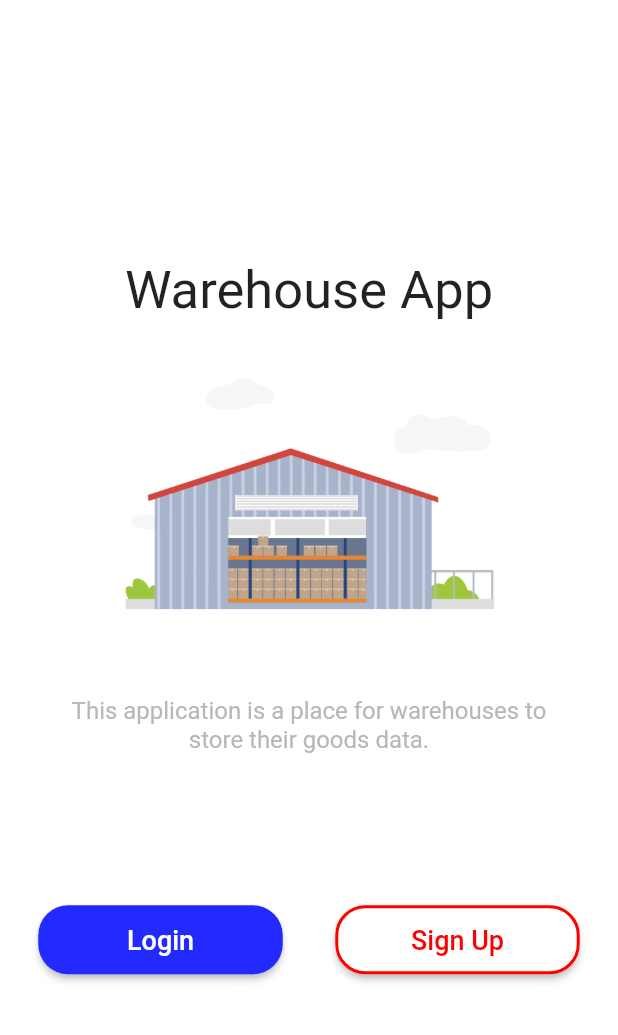
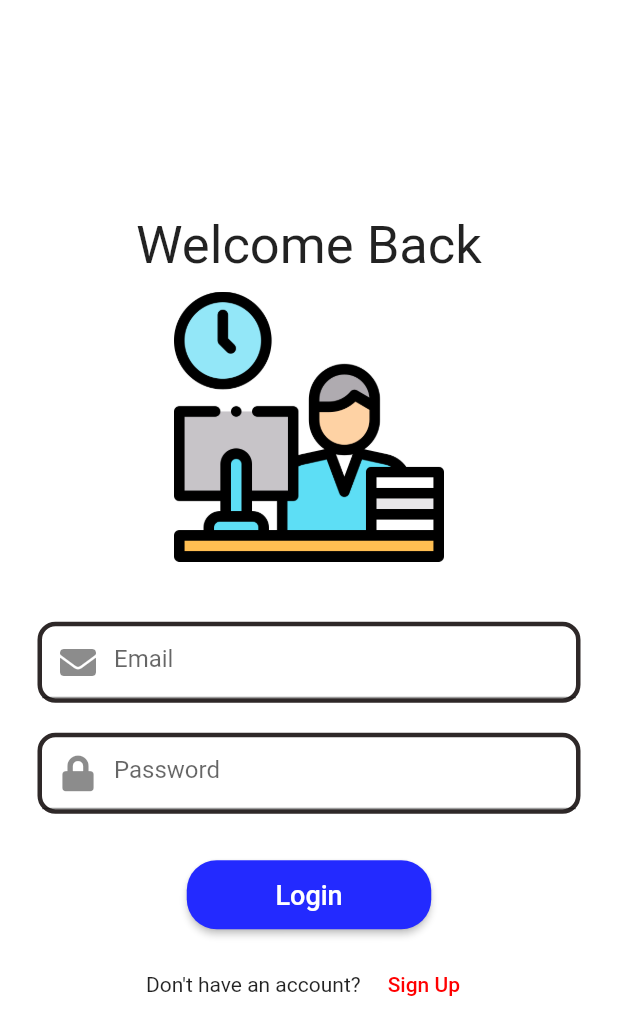
Before and after one commit to RezaTrist/warehouse_app, a Flutter app: the screen it shows after launch, after a tap on "Login", on a phone screen of 412 x 824 dp. Shown: the top 1035 px of the screen. Run offline on Flutter 3.47's test engine with Material 2 defaults, Android fonts, the phone set to English and light mode, and no system bars; our stand-ins replace firebase_auth, firebase_core, font_awesome_flutter; accounts and stored records are empty.

Commit message:
Buat LoginPage

```diff
--- a/lib/main.dart
+++ b/lib/main.dart
@@ -1,4 +1,5 @@
 import 'package:flutter/material.dart';
+import 'package:warehouse_app/views/login_page.dart';
 import 'package:warehouse_app/views/welcome_page.dart';
 import 'package:firebase_core/firebase_core.dart';
 
@@ -17,6 +18,8 @@ class MyApp extends StatelessWidget {
         switch (settings.name) {
           case '/welcome':
             return MaterialPageRoute(builder: (context) => WelcomePage());
+          case '/login':
+            return MaterialPageRoute(builder: (context) => LoginPage());
           default:
         }
       },
--- /dev/null
+++ b/lib/views/login_page.dart
@@ -0,0 +1,152 @@
+import 'package:flutter/material.dart';
+import 'package:flutter/widgets.dart';
+import 'package:font_awesome_flutter/font_awesome_flutter.dart';
+import 'package:warehouse_app/repo/providers/firebase_auth_provider.dart';
+
+class LoginPage extends StatefulWidget {
+  const LoginPage({Key? key}) : super(key: key);
+
+  @override
+  _LoginPageState createState() => _LoginPageState();
+}
+
+class _LoginPageState extends State<LoginPage> {
+  TextEditingController emailController = TextEditingController();
+  TextEditingController passwordController = TextEditingController();
+
+  final bool obscureText = true;
+
+  FirebaseAuthProvider provider = FirebaseAuthProvider();
+
+  @override
+  Widget build(BuildContext context) {
+    // TODO: implement build
+    return Scaffold(
+      backgroundColor: Colors.white,
+      body: Center(
+        child: Column(
+          mainAxisAlignment: MainAxisAlignment.center,
+          children: [
+            Text(
+              'Welcome Back',
+              style: TextStyle(
+                fontSize: 35,
+                fontWeight: FontWeight.w400,
+              ),
+            ),
+            Padding(
+              padding: const EdgeInsets.only(
+                top: 10,
+                bottom: 40,
+              ),
+              child: SizedBox(
+                width: 180,
+                height: 180,
+                child: Image.asset('assets/images/work.png'),
+              ),
+            ),
+            Padding(
+              padding: const EdgeInsets.only(
+                left: 25,
+                right: 25,
+                bottom: 20,
+              ),
+              child: Container(
+                decoration: BoxDecoration(
+                  color: Colors.white,
+                  border: Border.all(
+                    color: Color.fromRGBO(46, 40, 40, 1),
+                    width: 3.0,
+                  ),
+                  borderRadius: BorderRadius.all(
+                    Radius.circular(12),
+                  ),
+                ),
+                child: TextField(
+                  controller: emailController,
+                  decoration: InputDecoration(
+                    hintText: 'Email',
+                    prefixIcon: Icon(FontAwesomeIcons.solidEnvelope),
+                  ),
+                ),
+              ),
+            ),
+            Padding(
+              padding: const EdgeInsets.only(
+                left: 25,
+                right: 25,
+                bottom: 10,
+              ),
+              child: Container(
+                decoration: BoxDecoration(
+                  color: Colors.white,
+                  border: Border.all(
+                    color: Color.fromRGBO(46, 40, 40, 1),
+                    width: 3.0,
+                  ),
+                  borderRadius: BorderRadius.all(
+                    Radius.circular(12),
+                  ),
+                ),
+                child: TextField(
+                  controller: passwordController,
+                  obscureText: obscureText,
+                  decoration: InputDecoration(
+                    hintText: 'Password',
+                    prefixIcon: Icon(FontAwesomeIcons.lock),
+                  ),
+                ),
+              ),
+            ),
+            Padding(
+              padding: const EdgeInsets.only(
+                top: 20,
+                bottom: 2,
+              ),
+              child: new Container(
+                alignment: Alignment.center,
+                child: ElevatedButton(
+                  style: ElevatedButton.styleFrom(
+                      fixedSize: Size(163, 46),
+                      shape: RoundedRectangleBorder(
+                        borderRadius: BorderRadius.circular(20),
+                      ),
+                      primary: Color.fromRGBO(35, 42, 255, 1)),
+                  onPressed: () {},
+                  child: Text(
+                    'Login',
+                    style: TextStyle(
+                      fontSize: 18,
+                      color: Colors.white,
+                    ),
+                  ),
+                ),
+              ),
+            ),
+            SizedBox(
+              height: 10,
+            ),
+            Row(
+              mainAxisAlignment: MainAxisAlignment.center,
+              children: [
+                Text("Don't have an account?"),
+                SizedBox(
+                  width: 10,
+                ),
+                TextButton(
+                  onPressed: () {},
+                  child: Text(
+                    'Sign Up',
+                    style: TextStyle(
+                      color: Color.fromRGBO(255, 0, 0, 1),
+                    ),
+                  ),
+                ),
+              ],
+            ),
+          ],
+        ),
+      ),
+    );
+  }
+}
--- a/lib/views/welcome_page.dart
+++ b/lib/views/welcome_page.dart
@@ -62,7 +62,9 @@ class _WelcomePageState extends State<WelcomePage> {
                               borderRadius: BorderRadius.circular(20),
                             ),
                             primary: Color.fromRGBO(35, 42, 255, 1)),
-                        onPressed: () {},
+                        onPressed: () {
+                          Navigator.of(context).pushReplacementNamed('/login');
+                        },
                         child: Text(
                           'Login',
                           style: TextStyle(
```
Also changed, not shown: assets/images/work.png (added).
